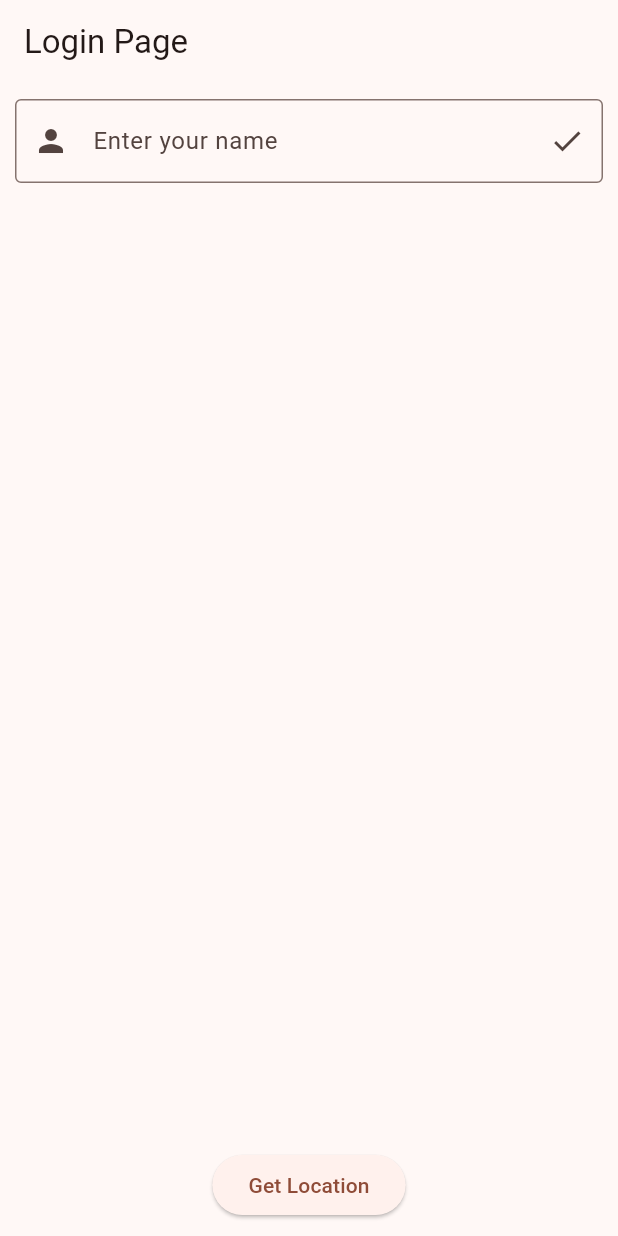
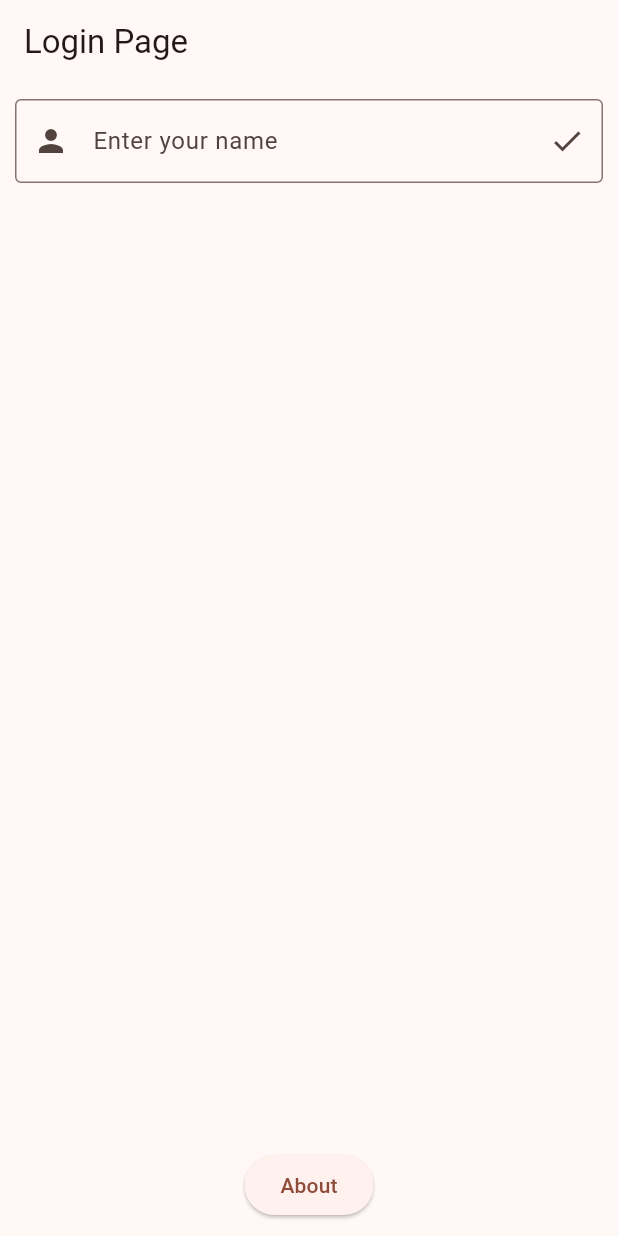
Before and after one commit to Kuasawan-Murbawan/learningFlutter, a Flutter app: the screen it shows after launch, on a phone screen of 412 x 824 dp. Run offline on Flutter 3.47's test engine with Material 3 defaults, Android fonts, the light colour scheme and no system bars; our stand-ins replace geolocator, get.

Commit message:
learn get page navigation

```diff
--- /dev/null
+++ b/lib/about.dart
@@ -0,0 +1,23 @@
+import 'package:flutter/material.dart';
+import 'package:get/get.dart';
+
+class About extends StatefulWidget {
+  const About({super.key});
+
+  @override
+  State<About> createState() => _AboutState();
+}
+
+class _AboutState extends State<About> {
+  @override
+  Widget build(BuildContext context) {
+    return Scaffold(
+      appBar: AppBar(
+        title: const Text('About Page'),
+      ),
+      body: Center(
+        child: Text('Hello ${Get.arguments} !'),
+      ),
+    );
+  }
+}
--- a/lib/login.dart
+++ b/lib/login.dart
@@ -1,6 +1,8 @@
 import 'package:flutter/material.dart';
+import 'package:get/get.dart';
+import 'package:get/get_core/src/get_main.dart';
 import 'package:price_comparison/MyHomePage.dart';
-import 'package:geolocator/geolocator.dart';
+import 'package:price_comparison/about.dart';
 
 class LoginPage extends StatelessWidget {
   const LoginPage({super.key});
@@ -19,33 +21,22 @@ class Body extends StatefulWidget {
 }
 
 class _BodyState extends State<Body> {
-  late String name;
-  late Position userPosition;
+  String name = "";
 
-  TextEditingController controller = TextEditingController();
+  TextEditingController nameController = TextEditingController();
 
   Future<void> click() async {
-    name = controller.text;
+    name = nameController.text;
 
     Navigator.push(
-        context,
-        MaterialPageRoute(
-            builder: (context) => MyHomePage(this.name, this.userPosition)));
+        context, MaterialPageRoute(builder: (context) => MyHomePage(name)));
   }
 
-  void getLocation() async {
-    LocationPermission permission = await Geolocator.requestPermission();
-    if (permission == LocationPermission.denied) {
-      permission = await Geolocator.requestPermission();
-      if (permission == LocationPermission.denied) {
-        return Future.error('Location permissions are denied');
-      }
-    }
-
-    Position position = await Geolocator.getCurrentPosition(
-        desiredAccuracy: LocationAccuracy.high);
-    userPosition = position;
-    print(position);
+  void aboutBtn() {
+    //Navigator.push(context, MaterialPageRoute(builder: (context) => About())); // This is the old way of navigating to another page
+    //Get.to(const About()); // This is the new way of navigating to another page
+    name = nameController.text;
+    Get.toNamed('/about', arguments: name);
   }
 
   @override
@@ -59,7 +50,7 @@ class _BodyState extends State<Body> {
             children: <Widget>[
               Expanded(
                 child: TextField(
-                  controller: controller,
+                  controller: nameController,
                   decoration: InputDecoration(
                     prefixIcon: const Icon(Icons.person),
                     labelText: "Enter your name",
@@ -74,10 +65,7 @@ class _BodyState extends State<Body> {
                   ),
                 ),
               ),
-              SizedBox(
-                  width: 10), // Add some space between TextField and Button
-              ElevatedButton(
-                  onPressed: getLocation, child: const Text('Get Location'))
+              ElevatedButton(onPressed: aboutBtn, child: const Text('About')),
             ],
           ),
         ),
--- a/lib/main.dart
+++ b/lib/main.dart
@@ -1,5 +1,8 @@
 import 'package:flutter/material.dart';
+import 'package:get/get.dart';
+import 'package:price_comparison/about.dart';
 import 'package:price_comparison/login.dart';
+import 'package:price_comparison/unknownRoute.dart';
 
 void main() {
   // This is the entry point to the app (run this first)
@@ -12,12 +15,20 @@ class MyApp extends StatelessWidget {
   // This widget is the root of your application.
   @override
   Widget build(BuildContext context) {
-    return MaterialApp(
+    return GetMaterialApp(
       title: 'Husyairi App',
       theme: ThemeData(
         colorScheme: ColorScheme.fromSeed(seedColor: Colors.deepOrange),
         useMaterial3: true,
       ),
+      unknownRoute:
+          GetPage(name: '/notfound', page: () => const UnknownRoutePage()),
+      getPages: [
+        GetPage(
+            name: '/about',
+            page: () => const About(),
+            transition: Transition.downToUp),
+      ],
       home: LoginPage(),
     );
   }
--- a/pubspec.yaml
+++ b/pubspec.yaml
@@ -35,8 +35,10 @@ dependencies:
   # Use with the CupertinoIcons class for iOS style icons.
   cupertino_icons: ^1.0.6
 
-  geolocator: ^8.2.1
+  geolocator: ^11.0.0
   url_launcher: ^6.1.2
+  nb_utils: ^6.1.2
+  get: ^4.6.6
 
 dev_dependencies:
   flutter_test:
```
Also changed, not shown: lib/MyHomePage.dart (+36 -7 lines), lib/unknownRoute.dart (added, +19 -0 lines), pubspec.lock, 5 other files.
